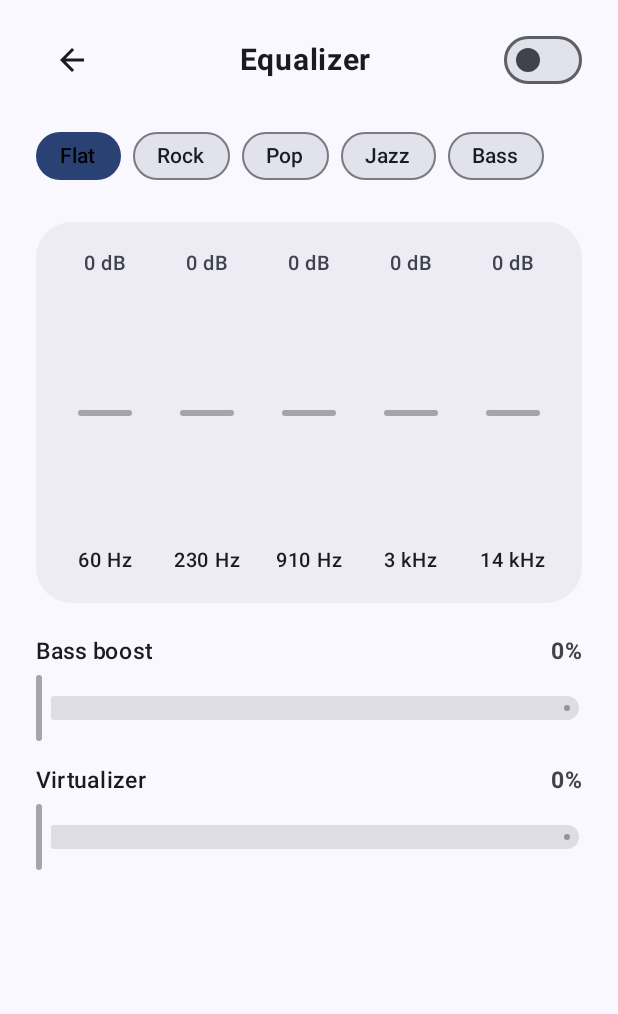
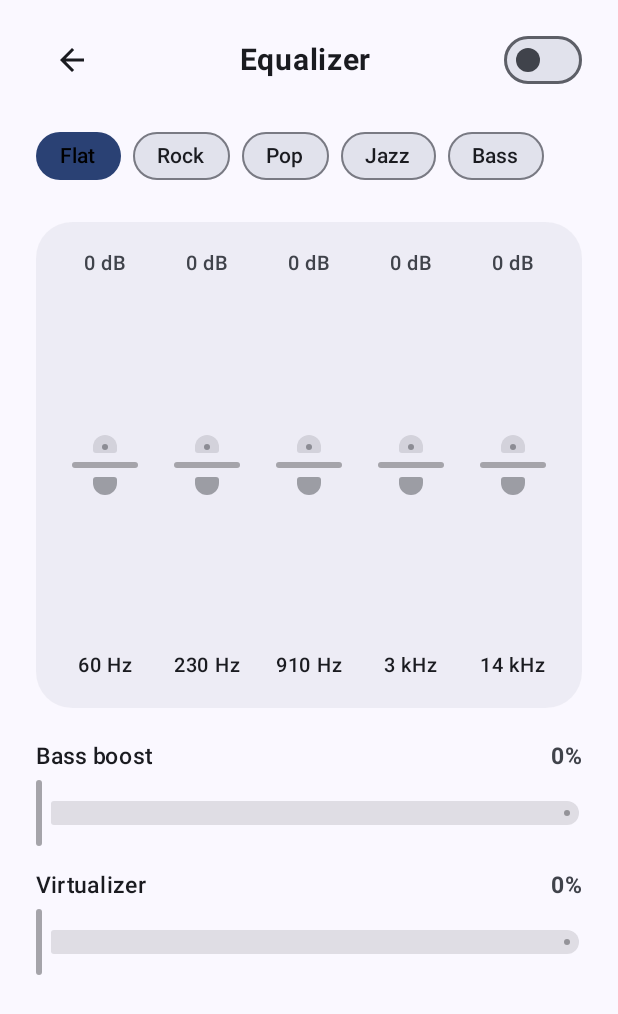
Before and after one commit to nitinjangra/sonic-canvas, an Android app built with Jetpack Compose: the composable EqualizerScreen shown on its own in the app's theme, on a phone screen of 412 x 824 dp. Shown: the top 1014 px of the screen. Run offline under Robolectric (Android 15) with nearby library versions, the phone set to English and light mode, and no system bars; our stand-ins replace Dagger/Hilt's generated code; 1 statement that could not run was skipped.

Commit message:
feat(ui): increase vertical slider height in equalizer, and add back gesture flow validation for playlists detail views

```diff
--- a/app/src/main/java/com/pixelpushers/sonixa/ui/equalizer/EqualizerScreen.kt
+++ b/app/src/main/java/com/pixelpushers/sonixa/ui/equalizer/EqualizerScreen.kt
@@ -193,8 +193,8 @@ fun EqualizerScreen(
 
                             Box(
                                 modifier = Modifier
-                                    .width(36.dp)
-                                    .height(150.dp),
+                                    .width(44.dp)
+                                    .height(220.dp),
                                 contentAlignment = Alignment.Center
                             ) {
                                 Slider(
@@ -211,8 +211,8 @@ fun EqualizerScreen(
                                         inactiveTrackColor = MaterialTheme.colorScheme.background
                                     ),
                                     modifier = Modifier
-                                        .width(150.dp)
-                                        .height(36.dp)
+                                        .width(220.dp)
+                                        .height(44.dp)
                                         .graphicsLayer(rotationZ = -90f)
                                 )
                             }
```
Also changed, not shown: app/src/main/java/com/pixelpushers/sonixa/ui/playlists/PlaylistsScreen.kt (+8 -0 lines).
